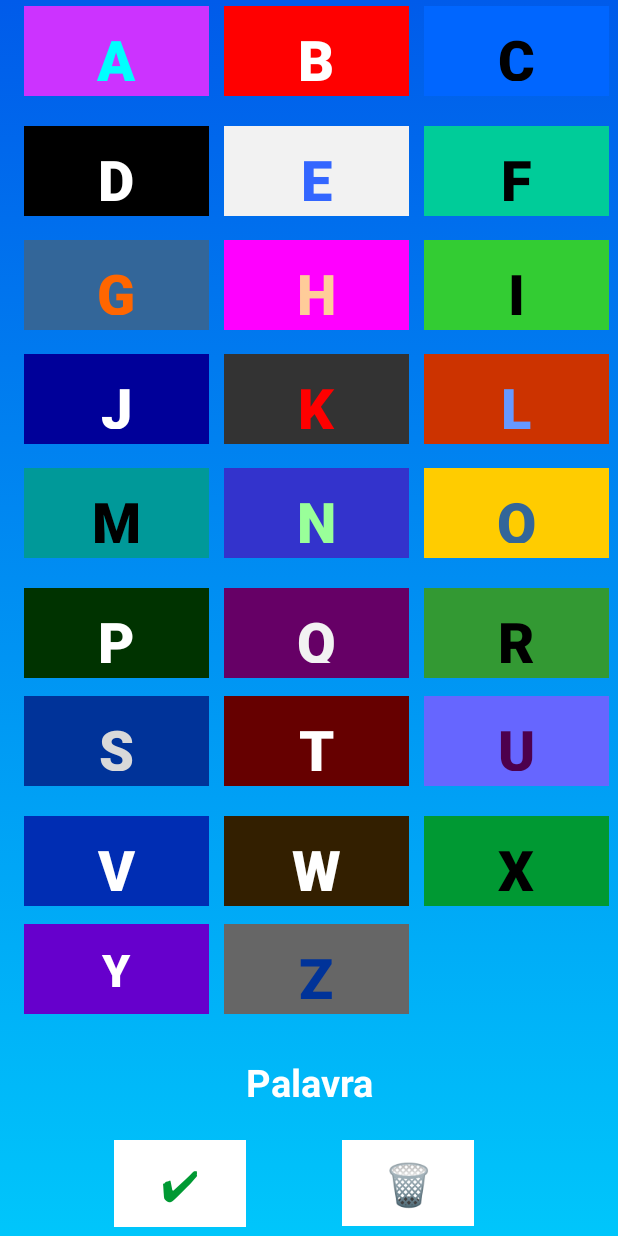
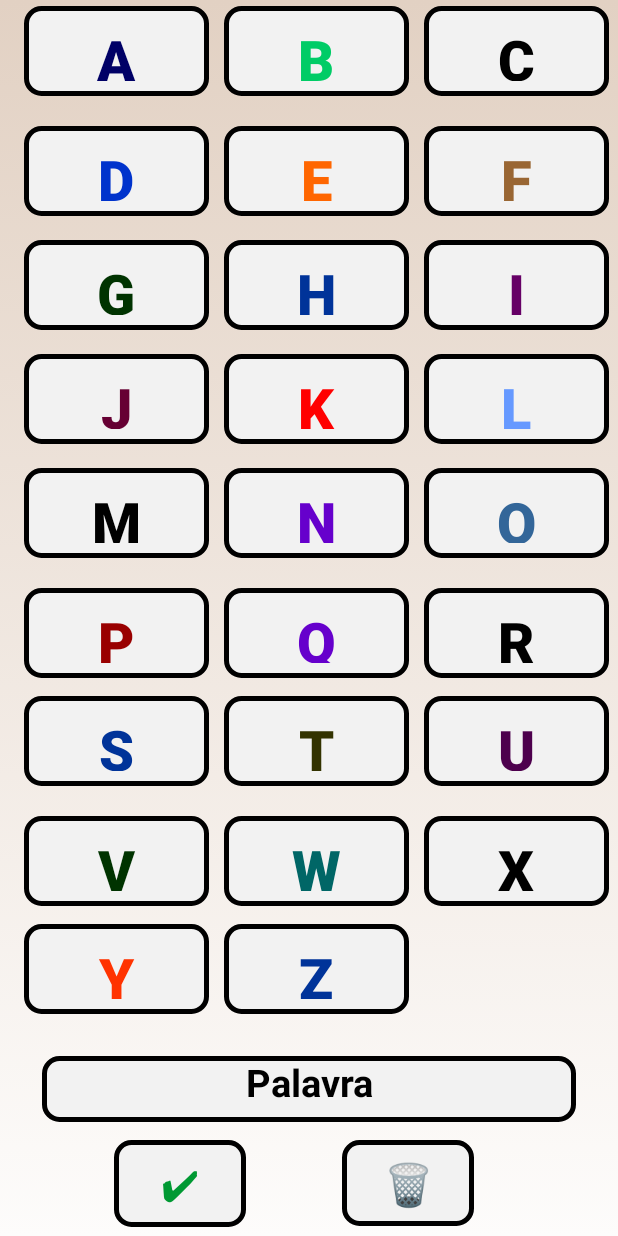
Before and after one commit to SergioR-Ccp/Dialogar, an Android app: the screen it shows after launch (MainActivity), on a phone screen of 412 x 824 dp. Run offline under Robolectric (Android 15) with nearby library versions, the phone set to English and light mode, and no system bars.

Commit message:
Projeto parte 1

```diff
--- a/app/src/main/res/drawable/custom_background.xml
+++ b/app/src/main/res/drawable/custom_background.xml
@@ -2,7 +2,8 @@
 <selector xmlns:android="http://schemas.android.com/apk/res/android">
     <item>
         <shape>
-            <gradient android:angle="90" android:startColor="#00c6fb" android:endColor="#005bea" android:type="linear" />
+            <gradient android:angle="90" android:startColor="#fdfcfb" android:endColor="#e2d1c3" android:type="linear" />
+
         </shape>
     </item>
 </selector>
--- a/app/src/main/res/drawable/custom_button.xml
+++ b/app/src/main/res/drawable/custom_button.xml
@@ -3,4 +3,8 @@
 
         <solid android:color="#f2f2f2" />
 
+        <stroke android:color="@color/black" android:width="3dp"/>
+
+        <corners android:radius="10dp"/>
+
 </shape>
--- a/app/src/main/res/layout/activity_main.xml
+++ b/app/src/main/res/layout/activity_main.xml
@@ -13,10 +13,10 @@
         android:layout_width="0dp"
         android:layout_height="60dp"
         android:layout_marginTop="4dp"
-        android:background="#cc33ff"
+        android:background="@drawable/custom_button"
         android:text="A"
         android:textAllCaps="false"
-        android:textColor="#00ffff"
+        android:textColor="#000066"
         android:textSize="37sp"
         android:textStyle="bold"
         app:backgroundTint="@null"
@@ -31,10 +31,10 @@
         android:layout_width="0dp"
         android:layout_height="60dp"
         android:layout_marginTop="4dp"
-        android:background="#FF0000"
+        android:background="@drawable/custom_button"
         android:text="B"
         android:textAllCaps="false"
-        android:textColor="#ffffff"
+        android:textColor="#00cc66"
         android:textSize="37sp"
         android:textStyle="bold"
         app:backgroundTint="@null"
@@ -49,7 +49,7 @@
         android:layout_width="0dp"
         android:layout_height="60dp"
         android:layout_marginTop="4dp"
-        android:background="#0066ff"
+        android:background="@drawable/custom_button"
         android:text="C"
         android:textAllCaps="false"
         android:textColor="#000000"
@@ -67,10 +67,10 @@
         android:layout_width="0dp"
         android:layout_height="60dp"
         android:layout_marginTop="84dp"
-        android:background="#000000"
+        android:background="@drawable/custom_button"
         android:text="D"
         android:textAllCaps="false"
-        android:textColor="#ffffff"
+        android:textColor="#0033cc"
         android:textSize="37sp"
         android:textStyle="bold"
         app:backgroundTint="@null"
@@ -88,7 +88,7 @@
         android:background="@drawable/custom_button"
         android:text="E"
         android:textAllCaps="false"
-        android:textColor="#3366ff"
+        android:textColor="#ff6600"
         android:textSize="37sp"
         android:textStyle="bold"
         app:backgroundTint="@null"
@@ -103,10 +103,10 @@
         android:layout_width="0dp"
         android:layout_height="60dp"
         android:layout_marginTop="84dp"
-        android:background="#00cc99"
+        android:background="@drawable/custom_button"
         android:text="F"
         android:textAllCaps="false"
-        android:textColor="#000000"
+        android:textColor="#996633"
         android:textSize="37sp"
         android:textStyle="bold"
         app:backgroundTint="@null"
@@ -121,10 +121,10 @@
         android:layout_width="0dp"
         android:layout_height="60dp"
         android:layout_marginTop="160dp"
-        android:background="#336699"
+        android:background="@drawable/custom_button"
         android:text="G"
         android:textAllCaps="false"
-        android:textColor="#ff6600"
+        android:textColor="#003300"
         android:textSize="37sp"
         android:textStyle="bold"
         app:backgroundTint="@null"
@@ -139,10 +139,10 @@
         android:layout_width="0dp"
         android:layout_height="60dp"
         android:layout_marginTop="160dp"
-        android:background="#ff00ff"
+        android:background="@drawable/custom_button"
         android:text="H"
         android:textAllCaps="false"
-        android:textColor="#ffcc99"
+        android:textColor="#003399"
         android:textSize="37sp"
         android:textStyle="bold"
         app:backgroundTint="@null"
@@ -157,10 +157,10 @@
         android:layout_width="0dp"
         android:layout_height="60dp"
         android:layout_marginTop="160dp"
-        android:background="#33cc33"
+        android:background="@drawable/custom_button"
         android:text="I"
         android:textAllCaps="false"
-        android:textColor="#000000"
+        android:textColor="#660066"
         android:textSize="37sp"
         android:textStyle="bold"
         app:backgroundTint="@null"
@@ -175,10 +175,10 @@
         android:layout_width="0dp"
         android:layout_height="60dp"
         android:layout_marginTop="236dp"
-        android:background="#000099"
+        android:background="@drawable/custom_button"
         android:text="J"
         android:textAllCaps="false"
-        android:textColor="#ffffff"
+        android:textColor="#660033"
         android:textSize="37sp"
         android:textStyle="bold"
         app:backgroundTint="@null"
@@ -193,7 +193,7 @@
         android:layout_width="0dp"
         android:layout_height="60dp"
         android:layout_marginTop="236dp"
-        android:background="#333333"
+        android:background="@drawable/custom_button"
         android:text="K"
         android:textAllCaps="false"
         android:textColor="#ff0000"
@@ -211,7 +211,7 @@
         android:layout_width="0dp"
         android:layout_height="60dp"
         android:layout_marginTop="236dp"
-        android:background="#cc3300"
+        android:background="@drawable/custom_button"
         android:text="L"
         android:textAllCaps="false"
         android:textColor="#6699ff"
@@ -229,7 +229,7 @@
         android:layout_width="0dp"
         android:layout_height="60dp"
         android:layout_marginTop="312dp"
-        android:background="#009999"
+        android:background="@drawable/custom_button"
         android:text="M"
         android:textAllCaps="false"
         android:textColor="#000000"
@@ -247,10 +247,10 @@
         android:layout_width="0dp"
         android:layout_height="60dp"
         android:layout_marginTop="312dp"
-        android:background="#3333cc"
+        android:background="@drawable/custom_button"
         android:text="N"
         android:textAllCaps="false"
-        android:textColor="#99ff99"
+        android:textColor="#6600cc"
         android:textSize="37sp"
         android:textStyle="bold"
         app:backgroundTint="@null"
@@ -265,7 +265,7 @@
         android:layout_width="0dp"
         android:layout_height="60dp"
         android:layout_marginTop="312dp"
-        android:background="#ffcc00"
+        android:background="@drawable/custom_button"
         android:text="O"
         android:textAllCaps="false"
         android:textColor="#336699"
@@ -283,10 +283,10 @@
         android:layout_width="0dp"
         android:layout_height="60dp"
         android:layout_marginTop="392dp"
-        android:background="#003300"
+        android:background="@drawable/custom_button"
         android:text="P"
         android:textAllCaps="false"
-        android:textColor="#ffffff"
+        android:textColor="#990000"
         android:textSize="37sp"
         android:textStyle="bold"
         app:backgroundTint="@null"
@@ -301,10 +301,10 @@
         android:layout_width="0dp"
         android:layout_height="60dp"
         android:layout_marginTop="392dp"
-        android:background="#660066"
+        android:background="@drawable/custom_button"
         android:text="Q"
         android:textAllCaps="false"
-        android:textColor="#f2f2f2"
+        android:textColor="#6600cc"
         android:textSize="37sp"
         android:textStyle="bold"
         app:backgroundTint="@null"
@@ -319,7 +319,7 @@
         android:layout_width="0dp"
         android:layout_height="60dp"
         android:layout_marginTop="392dp"
-        android:background="#339933"
+        android:background="@drawable/custom_button"
         android:text="R"
         android:textAllCaps="false"
         android:textColor="#000000"
@@ -337,10 +337,10 @@
         android:layout_width="0dp"
         android:layout_height="60dp"
         android:layout_marginTop="464dp"
-        android:background="#003399"
+        android:background="@drawable/custom_button"
         android:text="S"
         android:textAllCaps="false"
-        android:textColor="#d9d9d9"
+        android:textColor="#003399"
         android:textSize="37sp"
         android:textStyle="bold"
         app:backgroundTint="@null"
@@ -355,10 +355,10 @@
         android:layout_width="0dp"
         android:layout_height="60dp"
         android:layout_marginTop="464dp"
-        android:background="#660000"
+        android:background="@drawable/custom_button"
         android:text="T"
         android:textAllCaps="false"
-        android:textColor="#ffff"
+        android:textColor="#333300"
         android:textSize="37sp"
         android:textStyle="bold"
         app:backgroundTint="@null"
@@ -373,7 +373,7 @@
         android:layout_width="0dp"
         android:layout_height="60dp"
         android:layout_marginTop="464dp"
-        android:background="#6666ff"
+        android:background="@drawable/custom_button"
         android:text="U"
         android:textAllCaps="false"
         android:textColor="#4d004d"
@@ -391,10 +391,10 @@
         android:layout_width="0dp"
         android:layout_height="60dp"
         android:layout_marginTop="544dp"
-        android:background="#002db3"
+        android:background="@drawable/custom_button"
         android:text="V"
         android:textAllCaps="false"
-        android:textColor="#ffff"
+        android:textColor="#003300"
         android:textSize="37sp"
         android:textStyle="bold"
         app:backgroundTint="@null"
@@ -409,10 +409,10 @@
         android:layout_width="0dp"
         android:layout_height="60dp"
         android:layout_marginTop="544dp"
-        android:background="#331f00"
+        android:background="@drawable/custom_button"
         android:text="W"
         android:textAllCaps="false"
-        android:textColor="#ffff"
+        android:textColor="#006666"
         android:textSize="37sp"
         android:textStyle="bold"
         app:backgroundTint="@null"
@@ -427,7 +427,7 @@
         android:layout_width="0dp"
         android:layout_height="60dp"
         android:layout_marginTop="544dp"
-        android:background="#009933"
+        android:background="@drawable/custom_button"
         android:text="X"
         android:textAllCaps="false"
         android:textColor="#000000"
@@ -445,11 +445,11 @@
         android:layout_width="0dp"
         android:layout_height="60dp"
         android:layout_marginTop="616dp"
-        android:background="#6600cc"
+        android:background="@drawable/custom_button"
         android:text="Y"
         android:textAllCaps="false"
-        android:textColor="#ffff"
-        android:textSize="30sp"
+        android:textColor="#ff3300"
+        android:textSize="37sp"
         android:textStyle="bold"
         app:backgroundTint="@null"
         app:layout_constraintEnd_toEndOf="parent"
@@ -463,7 +463,7 @@
         android:layout_width="0dp"
         android:layout_height="60dp"
         android:layout_marginTop="616dp"
-        android:background="#666666"
+        android:background="@drawable/custom_button"
         android:text="Z"
         android:textAllCaps="false"
         android:textColor="#003399"
@@ -482,9 +482,10 @@
         android:layout_height="44dp"
         android:layout_marginStart="28dp"
         android:layout_marginTop="704dp"
+        android:background="@drawable/custom_button"
         android:text="Palavra"
         android:textAlignment="center"
-        android:textColor="#ffff"
+        android:textColor="#000000"
         android:textSize="25sp"
         android:textStyle="bold"
         app:layout_constraintStart_toStartOf="parent"
@@ -496,7 +497,7 @@
         android:layout_height="wrap_content"
         android:layout_marginStart="76dp"
         android:layout_marginTop="760dp"
-        android:background="#ffff"
+        android:background="@drawable/custom_button"
         android:text="&#x2714;"
         android:textColor="#009933"
         android:textSize="27sp"
@@ -510,7 +511,7 @@
         android:layout_height="wrap_content"
         android:layout_marginStart="228dp"
         android:layout_marginTop="760dp"
-        android:background="#ffff"
+        android:background="@drawable/custom_button"
         android:text="&#x1F5D1;"
         android:textSize="27sp"
         app:backgroundTint="@null"
```
